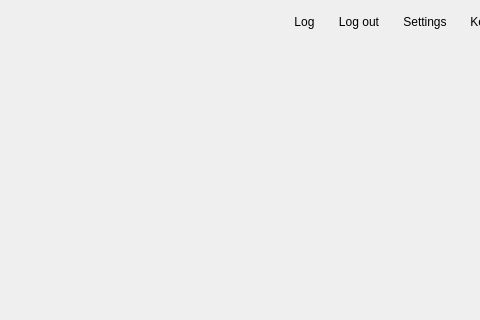
Before: the Qt Designer form Include/imtgui/CThumbnailDecoratorGuiComp.ui in ImagingTools/ImtCore, drawn with Qt 5; both pictures show x 631 to 1111 and y 0 to 320 of the 1206 by 775 pixel window.
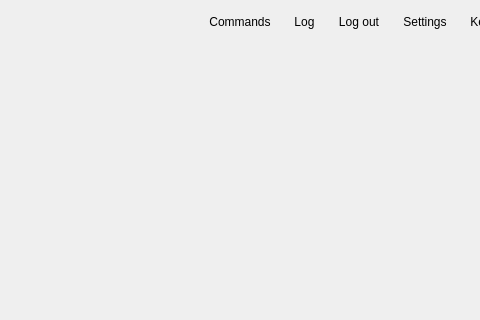
After: the same form once the commit is applied. Icons and pictures are not drawn.

Commit message: Added commands menu

Patch:
```diff
--- a/Include/imtgui/CThumbnailDecoratorGuiComp.ui
+++ b/Include/imtgui/CThumbnailDecoratorGuiComp.ui
@@ -173,6 +173,26 @@
         </property>
        </spacer>
       </item>
+      <item>
+       <widget class="QToolButton" name="CommandsMenuButton">
+        <property name="text">
+         <string>Commands</string>
+        </property>
+        <property name="icon">
+         <iconset resource="imtgui.qrc">
+          <normaloff>:/Icons/Menu</normaloff>:/Icons/Menu</iconset>
+        </property>
+        <property name="iconSize">
+         <size>
+          <width>24</width>
+          <height>24</height>
+         </size>
+        </property>
+        <property name="autoRaise">
+         <bool>true</bool>
+        </property>
+       </widget>
+      </item>
       <item>
        <widget class="QToolButton" name="LogButton">
         <property name="text">
```
The commit also changes 3 other files.
